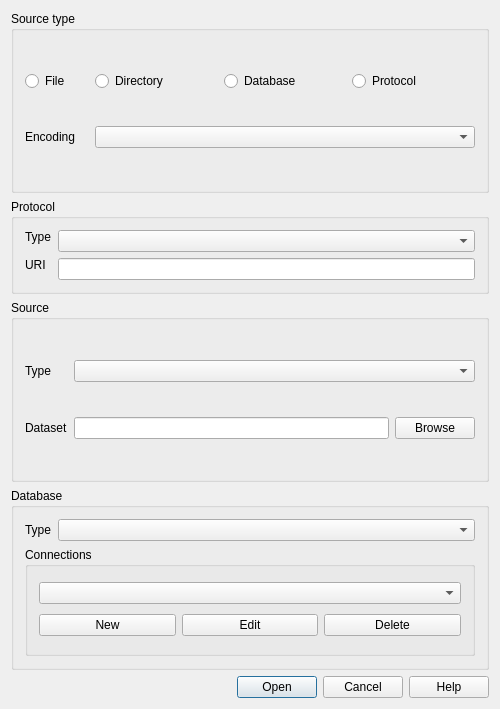
The window that src/ui/qgsopenvectorlayerdialogbase.ui (qgis/QGIS) describes before a commit, drawn with Qt 5.
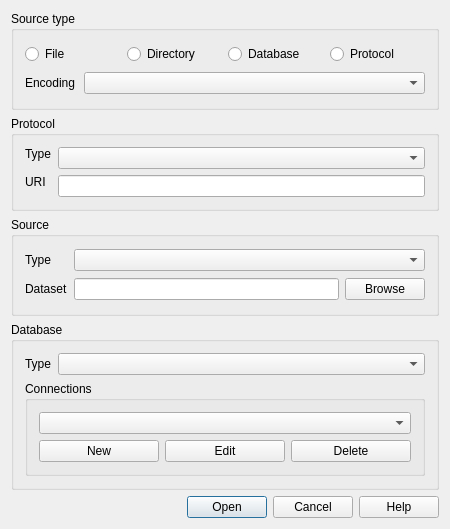
The same window after the commit. Icons and pictures are not drawn.

Patch:
```diff
--- a/src/ui/qgsopenvectorlayerdialogbase.ui
+++ b/src/ui/qgsopenvectorlayerdialogbase.ui
@@ -9,22 +9,16 @@
    <rect>
     <x>0</x>
     <y>0</y>
-    <width>500</width>
-    <height>709</height>
+    <width>450</width>
+    <height>529</height>
    </rect>
   </property>
   <property name="sizePolicy">
-   <sizepolicy hsizetype="Expanding" vsizetype="Expanding">
+   <sizepolicy hsizetype="Preferred" vsizetype="Preferred">
     <horstretch>0</horstretch>
     <verstretch>0</verstretch>
    </sizepolicy>
   </property>
-  <property name="minimumSize">
-   <size>
-    <width>500</width>
-    <height>150</height>
-   </size>
-  </property>
   <property name="windowTitle">
    <string>Add vector layer</string>
   </property>
@@ -34,66 +28,6 @@
    </iconset>
   </property>
   <layout class="QGridLayout" name="gridLayout_5">
-   <item row="0" column="0">
-    <widget class="QGroupBox" name="srcGroupBox_2">
-     <property name="sizePolicy">
-      <sizepolicy hsizetype="Expanding" vsizetype="Expanding">
-       <horstretch>0</horstretch>
-       <verstretch>0</verstretch>
-      </sizepolicy>
-     </property>
-     <property name="title">
-      <string>Source type</string>
-     </property>
-     <layout class="QGridLayout" name="gridLayout">
-      <item row="0" column="0">
-       <widget class="QRadioButton" name="radioSrcFile">
-        <property name="text">
-         <string>File</string>
-        </property>
-       </widget>
-      </item>
-      <item row="0" column="1">
-       <widget class="QRadioButton" name="radioSrcDirectory">
-        <property name="text">
-         <string>Directory</string>
-        </property>
-       </widget>
-      </item>
-      <item row="0" column="2">
-       <widget class="QRadioButton" name="radioSrcDatabase">
-        <property name="text">
-         <string>Database</string>
-        </property>
-       </widget>
-      </item>
-      <item row="0" column="3">
-       <widget class="QRadioButton" name="radioSrcProtocol">
-        <property name="text">
-         <string>Protocol</string>
-        </property>
-       </widget>
-      </item>
-      <item row="1" column="0">
-       <widget class="QLabel" name="label_3">
-        <property name="text">
-         <string>Encoding</string>
-        </property>
-       </widget>
-      </item>
-      <item row="1" column="1" colspan="3">
-       <widget class="QComboBox" name="cmbEncodings">
-        <property name="minimumSize">
-         <size>
-          <width>380</width>
-          <height>0</height>
-         </size>
-        </property>
-       </widget>
-      </item>
-     </layout>
-    </widget>
-   </item>
    <item row="1" column="0">
     <widget class="QGroupBox" name="protocolGroupBox">
      <property name="minimumSize">
@@ -274,6 +208,74 @@
      </layout>
     </widget>
    </item>
+   <item row="0" column="0">
+    <widget class="QGroupBox" name="srcGroupBox_2">
+     <property name="sizePolicy">
+      <sizepolicy hsizetype="Expanding" vsizetype="Expanding">
+       <horstretch>0</horstretch>
+       <verstretch>0</verstretch>
+      </sizepolicy>
+     </property>
+     <property name="title">
+      <string>Source type</string>
+     </property>
+     <layout class="QVBoxLayout" name="verticalLayout">
+      <item>
+       <layout class="QHBoxLayout" name="horizontalLayout">
+        <item>
+         <widget class="QRadioButton" name="radioSrcFile">
+          <property name="text">
+           <string>File</string>
+          </property>
+         </widget>
+        </item>
+        <item>
+         <widget class="QRadioButton" name="radioSrcDirectory">
+          <property name="text">
+           <string>Directory</string>
+          </property>
+         </widget>
+        </item>
+        <item>
+         <widget class="QRadioButton" name="radioSrcDatabase">
+          <property name="text">
+           <string>Database</string>
+          </property>
+         </widget>
+        </item>
+        <item>
+         <widget class="QRadioButton" name="radioSrcProtocol">
+          <property name="text">
+           <string>Protocol</string>
+          </property>
+         </widget>
+        </item>
+       </layout>
+      </item>
+      <item>
+       <layout class="QHBoxLayout" name="horizontalLayout_2">
+        <item>
+         <widget class="QLabel" name="label_3">
+          <property name="text">
+           <string>Encoding</string>
+          </property>
+         </widget>
+        </item>
+        <item>
+         <widget class="QComboBox" name="cmbEncodings">
+          <property name="minimumSize">
+           <size>
+            <width>341</width>
+            <height>0</height>
+           </size>
+          </property>
+         </widget>
+        </item>
+       </layout>
+      </item>
+     </layout>
+    </widget>
+   </item>
   </layout>
  </widget>
  <layoutdefault spacing="6" margin="11"/>
```
Left out of the diff: 17 changed lines with no effect on the pictures.
